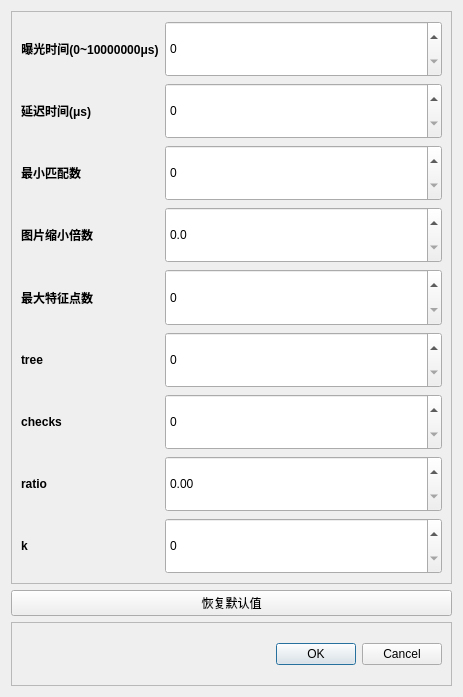
youngblood1998/helmet_detect, file DialogSetParams.ui: the form before one commit.
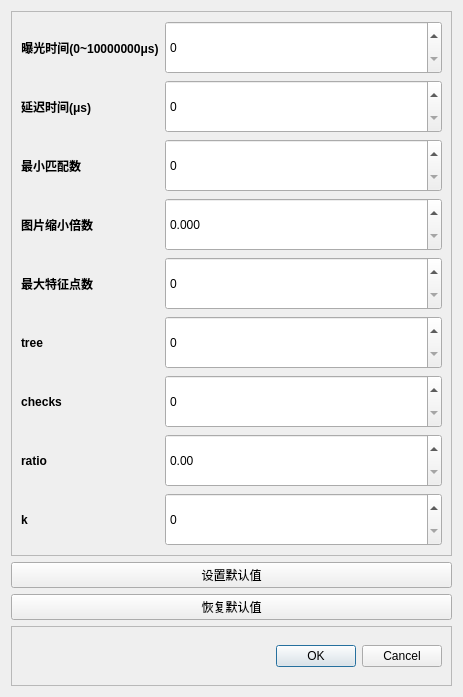
The form after the commit.

Commit message: debug color bug and add set default params

What changed in the file:
```diff
--- a/DialogSetParams.ui
+++ b/DialogSetParams.ui
@@ -25,7 +25,7 @@
   <property name="windowTitle">
    <string>Dialog</string>
   </property>
-  <layout class="QVBoxLayout" name="verticalLayout" stretch="9,0,1">
+  <layout class="QVBoxLayout" name="verticalLayout" stretch="9,0,0,1">
    <item>
     <widget class="QFrame" name="frame_2">
      <property name="frameShape">
@@ -293,13 +293,13 @@
          </sizepolicy>
         </property>
         <property name="decimals">
-         <number>1</number>
+         <number>3</number>
         </property>
         <property name="maximum">
          <double>1.000000000000000</double>
         </property>
         <property name="singleStep">
-         <double>0.100000000000000</double>
+         <double>0.001000000000000</double>
         </property>
        </widget>
       </item>
@@ -374,6 +374,13 @@
      </layout>
     </widget>
    </item>
+   <item>
+    <widget class="QPushButton" name="btnSetDefault">
+     <property name="text">
+      <string>设置默认值</string>
+     </property>
+    </widget>
+   </item>
    <item>
     <widget class="QPushButton" name="btnDefault">
      <property name="text">
```
The commit also changes 17 other files.
